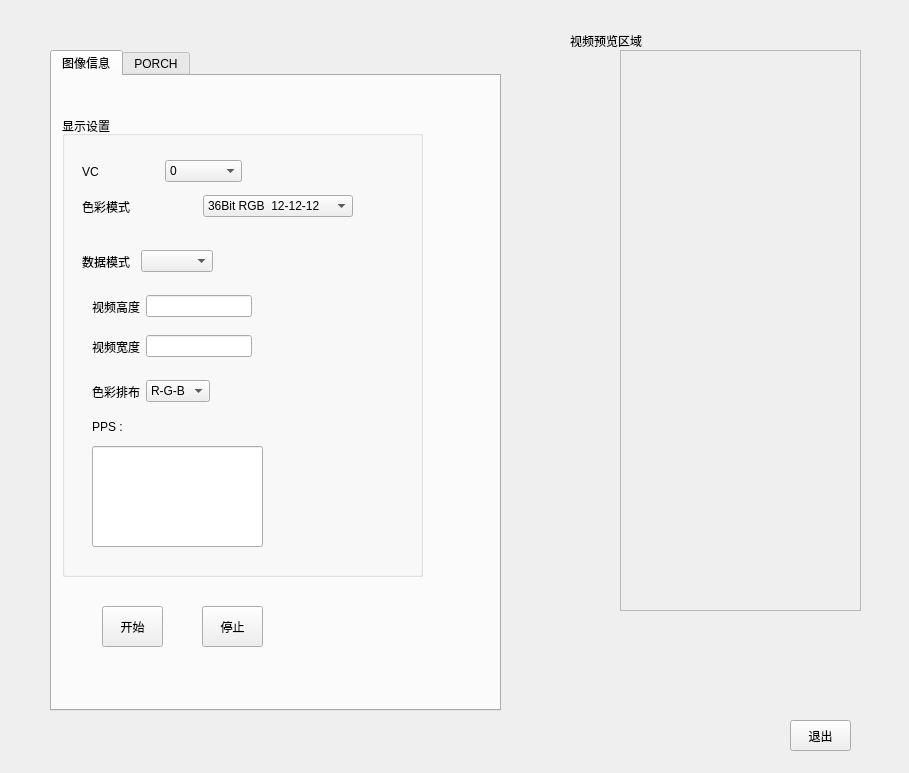
Old version of the form resource/videodisplay.ui in the repository gaolihu/CyFx3Kit.
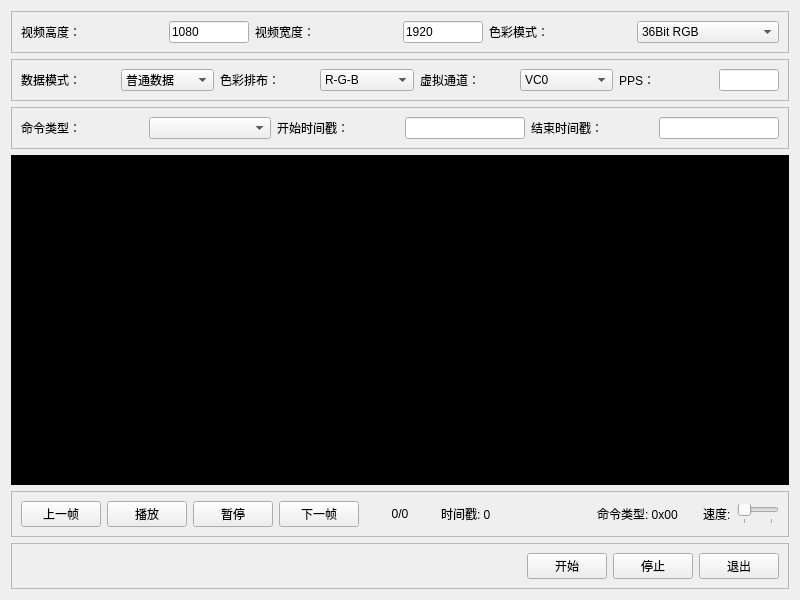
New version of the form. The open tabs and pages were chosen to show the change. Icons and pictures are not drawn.

Diff of the .ui file:
```diff
--- a/resource/videodisplay.ui
+++ b/resource/videodisplay.ui
@@ -6,240 +6,148 @@
    <rect>
     <x>0</x>
     <y>0</y>
-    <width>909</width>
-    <height>773</height>
+    <width>800</width>
+    <height>600</height>
    </rect>
   </property>
   <property name="windowTitle">
    <string>Form</string>
   </property>
-  <widget class="QTabWidget" name="tabWidget">
-   <property name="geometry">
-    <rect>
-     <x>50</x>
-     <y>50</y>
-     <width>451</width>
-     <height>661</height>
-    </rect>
-   </property>
-   <property name="currentIndex">
-    <number>1</number>
-   </property>
-   <widget class="QWidget" name="tab">
-    <attribute name="title">
-     <string>图像信息</string>
-    </attribute>
-    <widget class="QGroupBox" name="groupBox">
-     <property name="geometry">
-      <rect>
-       <x>10</x>
-       <y>40</y>
-       <width>361</width>
-       <height>461</height>
-      </rect>
-     </property>
-     <property name="title">
-      <string>显示设置</string>
-     </property>
-     <widget class="QWidget" name="horizontalLayoutWidget">
-      <property name="geometry">
-       <rect>
-        <x>20</x>
-        <y>40</y>
-        <width>160</width>
-        <height>31</height>
-       </rect>
+  <layout class="QVBoxLayout" name="verticalLayout">
+   <item>
+    <widget class="QFrame" name="frameTop">
+     <property name="frameShape">
+      <enum>QFrame::StyledPanel</enum>
+     </property>
+     <property name="frameShadow">
+      <enum>QFrame::Raised</enum>
       </property>
       <layout class="QHBoxLayout" name="horizontalLayout">
        <item>
         <widget class="QLabel" name="label">
          <property name="text">
-          <string>VC</string>
+         <string>视频高度：</string>
          </property>
         </widget>
        </item>
        <item>
-        <widget class="QComboBox" name="comboBox">
-         <item>
-          <property name="text">
-           <string>0</string>
-          </property>
-         </item>
-         <item>
-          <property name="text">
-           <string>1</string>
-          </property>
-         </item>
-         <item>
+       <widget class="QLineEdit" name="lineEdit">
+        <property name="sizePolicy">
+         <sizepolicy hsizetype="Preferred" vsizetype="Fixed">
+          <horstretch>0</horstretch>
+          <verstretch>0</verstretch>
+         </sizepolicy>
+        </property>
+        <property name="maximumSize">
+         <size>
+          <width>80</width>
+          <height>16777215</height>
+         </size>
+        </property>
           <property name="text">
-           <string>2</string>
-          </property>
-         </item>
-         <item>
-          <property name="text">
-           <string>3</string>
-          </property>
-         </item>
-        </widget>
-       </item>
-      </layout>
-     </widget>
-     <widget class="QWidget" name="horizontalLayoutWidget_2">
-      <property name="geometry">
-       <rect>
-        <x>20</x>
-        <y>70</y>
-        <width>271</width>
-        <height>41</height>
-       </rect>
-      </property>
-      <layout class="QHBoxLayout" name="horizontalLayout_2">
+         <string>1080</string>
+        </property>
+       </widget>
+      </item>
        <item>
         <widget class="QLabel" name="label_2">
          <property name="text">
-          <string>色彩模式</string>
+         <string>视频宽度：</string>
          </property>
         </widget>
        </item>
        <item>
-        <spacer name="horizontalSpacer">
-         <property name="orientation">
-          <enum>Qt::Horizontal</enum>
-         </property>
-         <property name="sizeHint" stdset="0">
+       <widget class="QLineEdit" name="lineEdit_2">
+        <property name="sizePolicy">
+         <sizepolicy hsizetype="Preferred" vsizetype="Fixed">
+          <horstretch>0</horstretch>
+          <verstretch>0</verstretch>
+         </sizepolicy>
+        </property>
+        <property name="maximumSize">
           <size>
-           <width>40</width>
-           <height>20</height>
-          </size>
-         </property>
-        </spacer>
-       </item>
-       <item>
-        <widget class="QComboBox" name="comboBox_2">
-         <item>
+          <width>80</width>
+          <height>16777215</height>
+         </size>
+        </property>
           <property name="text">
-           <string>36Bit RGB  12-12-12</string>
-          </property>
-         </item>
-         <item>
-          <property name="text">
-           <string>30Bit RGB  10-10-10</string>
-          </property>
-         </item>
-         <item>
-          <property name="text">
-           <string>24Bit RGB  8-8-8</string>
-          </property>
-         </item>
-         <item>
-          <property name="text">
-           <string>18Bit RGB  6-6-6</string>
-          </property>
-         </item>
-         <item>
-          <property name="text">
-           <string>16Bit RGB  5-8-5</string>
-          </property>
-         </item>
-         <item>
-          <property name="text">
-           <string>DSC Commond mode</string>
-          </property>
-         </item>
-         <item>
-          <property name="text">
-           <string>DSC Video mode</string>
-          </property>
-         </item>
-         <item>
-          <property name="text">
-           <string>RGBG</string>
-          </property>
-         </item>
-        </widget>
-       </item>
-      </layout>
-     </widget>
-     <widget class="QWidget" name="horizontalLayoutWidget_3">
-      <property name="geometry">
-       <rect>
-        <x>20</x>
-        <y>120</y>
-        <width>131</width>
-        <height>51</height>
-       </rect>
-      </property>
-      <layout class="QHBoxLayout" name="horizontalLayout_3">
+         <string>1920</string>
+        </property>
+       </widget>
+      </item>
        <item>
         <widget class="QLabel" name="label_3">
          <property name="text">
-          <string>数据模式</string>
+         <string>色彩模式：</string>
          </property>
         </widget>
        </item>
        <item>
-        <widget class="QComboBox" name="comboBox_3"/>
-       </item>
-      </layout>
-     </widget>
-     <widget class="QWidget" name="horizontalLayoutWidget_4">
-      <property name="geometry">
-       <rect>
-        <x>30</x>
-        <y>170</y>
-        <width>160</width>
-        <height>41</height>
-       </rect>
-      </property>
-      <layout class="QHBoxLayout" name="horizontalLayout_4">
+       <widget class="QComboBox" name="comboBox_2">
+        <item>
+         <property name="text">
+          <string>36Bit RGB</string>
+         </property>
+        </item>
+        <item>
+         <property name="text">
+          <string>30Bit RGB</string>
+         </property>
+        </item>
        <item>
-        <widget class="QLabel" name="label_6">
          <property name="text">
-          <string>视频高度</string>
+          <string>24Bit RGB</string>
          </property>
-        </widget>
        </item>
        <item>
-        <widget class="QLineEdit" name="lineEdit"/>
-       </item>
-      </layout>
-     </widget>
-     <widget class="QWidget" name="horizontalLayoutWidget_5">
-      <property name="geometry">
-       <rect>
-        <x>30</x>
-        <y>210</y>
-        <width>160</width>
-        <height>41</height>
-       </rect>
-      </property>
-      <layout class="QHBoxLayout" name="horizontalLayout_5">
+         <property name="text">
+          <string>18Bit RGB</string>
+         </property>
+        </item>
+        <item>
+         <property name="text">
+          <string>16Bit RGB</string>
+         </property>
+        </item>
+       </widget>
+      </item>
+     </layout>
+    </widget>
+   </item>
+   <item>
+    <widget class="QFrame" name="frameMiddle">
+     <property name="frameShape">
+      <enum>QFrame::StyledPanel</enum>
+     </property>
+     <property name="frameShadow">
+      <enum>QFrame::Raised</enum>
+     </property>
+     <layout class="QHBoxLayout" name="horizontalLayout_2">
        <item>
-        <widget class="QLabel" name="label_7">
+       <widget class="QLabel" name="label_4">
          <property name="text">
-          <string>视频宽度</string>
+         <string>数据模式：</string>
          </property>
         </widget>
        </item>
        <item>
-        <widget class="QLineEdit" name="lineEdit_2"/>
-       </item>
-      </layout>
-     </widget>
-     <widget class="QWidget" name="horizontalLayoutWidget_6">
-      <property name="geometry">
-       <rect>
-        <x>30</x>
-        <y>260</y>
-        <width>160</width>
-        <height>31</height>
-       </rect>
-      </property>
-      <layout class="QHBoxLayout" name="horizontalLayout_6">
+       <widget class="QComboBox" name="comboBox_3">
+        <item>
+         <property name="text">
+          <string>普通数据</string>
+         </property>
+        </item>
+        <item>
+         <property name="text">
+          <string>复制数据</string>
+         </property>
+        </item>
+       </widget>
+      </item>
        <item>
         <widget class="QLabel" name="label_5">
          <property name="text">
-          <string>色彩排布</string>
+         <string>色彩排布：</string>
          </property>
         </widget>
        </item>
@@ -278,113 +186,305 @@
         </widget>
        </item>
        <item>
-        <widget class="QLabel" name="label_4">
+       <widget class="QLabel" name="label_6">
          <property name="text">
-          <string/>
+         <string>虚拟通道：</string>
          </property>
         </widget>
        </item>
-      </layout>
-     </widget>
+      <item>
+       <widget class="QComboBox" name="comboBox">
+        <item>
+         <property name="text">
+          <string>VC0</string>
+         </property>
+        </item>
+        <item>
+         <property name="text">
+          <string>VC1</string>
+         </property>
+        </item>
+        <item>
+         <property name="text">
+          <string>VC2</string>
+         </property>
+        </item>
+        <item>
+         <property name="text">
+          <string>VC3</string>
+         </property>
+        </item>
+       </widget>
+      </item>
+      <item>
+       <widget class="QLabel" name="label_7">
+        <property name="text">
+         <string>PPS：</string>
+        </property>
+       </widget>
+      </item>
+      <item>
      <widget class="QLineEdit" name="lineEdit_3">
-      <property name="geometry">
-       <rect>
-        <x>30</x>
-        <y>330</y>
-        <width>171</width>
-        <height>101</height>
-       </rect>
-      </property>
-     </widget>
+        <property name="maximumSize">
+         <size>
+          <width>60</width>
+          <height>16777215</height>
+         </size>
+        </property>
+        <property name="alignment">
+         <set>Qt::AlignCenter</set>
+        </property>
+        <property name="readOnly">
+         <bool>true</bool>
+        </property>
+       </widget>
+      </item>
+     </layout>
+    </widget>
+   </item>
+   <item>
+    <widget class="QFrame" name="frameFilter">
+     <property name="frameShape">
+      <enum>QFrame::StyledPanel</enum>
+     </property>
+     <property name="frameShadow">
+      <enum>QFrame::Raised</enum>
+     </property>
+     <layout class="QHBoxLayout" name="horizontalLayout_3">
+      <item>
      <widget class="QLabel" name="label_8">
-      <property name="geometry">
-       <rect>
-        <x>30</x>
-        <y>300</y>
-        <width>41</width>
-        <height>21</height>
-       </rect>
-      </property>
+        <property name="text">
+         <string>命令类型：</string>
+        </property>
+       </widget>
+      </item>
+      <item>
+       <widget class="QComboBox" name="cmbCommandType"/>
+      </item>
+      <item>
+       <widget class="QLabel" name="label_9">
       <property name="text">
-       <string>PPS :</string>
-      </property>
-     </widget>
-    </widget>
+         <string>开始时间戳：</string>
+        </property>
+       </widget>
+      </item>
+      <item>
+       <widget class="QLineEdit" name="txtStartTime">
+        <property name="maximumSize">
+         <size>
+          <width>120</width>
+          <height>16777215</height>
+         </size>
+        </property>
+       </widget>
+      </item>
+      <item>
+       <widget class="QLabel" name="label_10">
+        <property name="text">
+         <string>结束时间戳：</string>
+        </property>
+       </widget>
+      </item>
+      <item>
+       <widget class="QLineEdit" name="txtEndTime">
+        <property name="maximumSize">
+         <size>
+          <width>120</width>
+          <height>16777215</height>
+         </size>
+        </property>
+       </widget>
+      </item>
+     </layout>
+    </widget>
+   </item>
+   <item>
+    <widget class="QFrame" name="frame">
+     <property name="sizePolicy">
+      <sizepolicy hsizetype="Preferred" vsizetype="Expanding">
+       <horstretch>0</horstretch>
+       <verstretch>0</verstretch>
+      </sizepolicy>
+     </property>
+     <property name="styleSheet">
+      <string notr="true">background-color: rgb(0, 0, 0);</string>
+     </property>
+     <property name="frameShape">
+      <enum>QFrame::StyledPanel</enum>
+     </property>
+     <property name="frameShadow">
+      <enum>QFrame::Raised</enum>
+     </property>
+    </widget>
+   </item>
+   <item>
+    <widget class="QFrame" name="framePlayback">
+     <property name="frameShape">
+      <enum>QFrame::StyledPanel</enum>
+     </property>
+     <property name="frameShadow">
+      <enum>QFrame::Raised</enum>
+     </property>
+     <layout class="QHBoxLayout" name="horizontalLayout_4">
+      <item>
+       <widget class="QPushButton" name="btnPrevFrame">
+        <property name="text">
+         <string>上一帧</string>
+        </property>
+        <property name="icon">
+         <iconset>
+          <normaloff>:/icons/prev.png</normaloff>:/icons/prev.png</iconset>
+        </property>
+       </widget>
+      </item>
+      <item>
+       <widget class="QPushButton" name="btnPlay">
+        <property name="text">
+         <string>播放</string>
+        </property>
+        <property name="icon">
+         <iconset>
+          <normaloff>:/icons/play.png</normaloff>:/icons/play.png</iconset>
+        </property>
+       </widget>
+      </item>
+      <item>
+       <widget class="QPushButton" name="btnPause">
+        <property name="text">
+         <string>暂停</string>
+        </property>
+        <property name="icon">
+         <iconset>
+          <normaloff>:/icons/pause.png</normaloff>:/icons/pause.png</iconset>
+        </property>
+       </widget>
+      </item>
+      <item>
+       <widget class="QPushButton" name="btnNextFrame">
+        <property name="text">
+         <string>下一帧</string>
+        </property>
+        <property name="icon">
+         <iconset>
+          <normaloff>:/icons/next.png</normaloff>:/icons/next.png</iconset>
+        </property>
+       </widget>
+      </item>
+      <item>
+       <widget class="QLabel" name="lblFrameCounter">
+        <property name="minimumSize">
+         <size>
+          <width>70</width>
+          <height>0</height>
+         </size>
+        </property>
+        <property name="text">
+         <string>0/0</string>
+        </property>
+        <property name="alignment">
+         <set>Qt::AlignCenter</set>
+        </property>
+       </widget>
+      </item>
+      <item>
+       <widget class="QLabel" name="lblTimestamp">
+        <property name="minimumSize">
+         <size>
+          <width>150</width>
+          <height>0</height>
+         </size>
+        </property>
+        <property name="text">
+         <string>时间戳: 0</string>
+        </property>
+       </widget>
+      </item>
+      <item>
+       <widget class="QLabel" name="lblCommandType">
+        <property name="minimumSize">
+         <size>
+          <width>100</width>
+          <height>0</height>
+         </size>
+        </property>
+        <property name="text">
+         <string>命令类型: 0x00</string>
+        </property>
+       </widget>
+      </item>
+      <item>
+       <widget class="QLabel" name="label_11">
+        <property name="text">
+         <string>速度:</string>
+        </property>
+       </widget>
+      </item>
+      <item>
+       <widget class="QSlider" name="sliderSpeed">
+        <property name="minimum">
+         <number>1</number>
+        </property>
+        <property name="maximum">
+         <number>10</number>
+        </property>
+        <property name="orientation">
+         <enum>Qt::Horizontal</enum>
+        </property>
+        <property name="tickPosition">
+         <enum>QSlider::TicksBelow</enum>
+        </property>
+       </widget>
+      </item>
+     </layout>
+    </widget>
+   </item>
+   <item>
+    <widget class="QFrame" name="frameActions">
+     <property name="frameShape">
+      <enum>QFrame::StyledPanel</enum>
+     </property>
+     <property name="frameShadow">
+      <enum>QFrame::Raised</enum>
+     </property>
+     <layout class="QHBoxLayout" name="horizontalLayout_5">
+      <item>
+       <spacer name="horizontalSpacer">
+        <property name="orientation">
+         <enum>Qt::Horizontal</enum>
+        </property>
+        <property name="sizeHint" stdset="0">
+         <size>
+          <width>434</width>
+          <height>20</height>
+         </size>
+        </property>
+       </spacer>
+      </item>
+      <item>
     <widget class="QPushButton" name="pushButton_2">
-     <property name="geometry">
-      <rect>
-       <x>50</x>
-       <y>530</y>
-       <width>61</width>
-       <height>41</height>
-      </rect>
-     </property>
      <property name="text">
       <string>开始</string>
      </property>
     </widget>
+      </item>
+      <item>
     <widget class="QPushButton" name="pushButton_3">
-     <property name="geometry">
-      <rect>
-       <x>150</x>
-       <y>530</y>
-       <width>61</width>
-       <height>41</height>
-      </rect>
-     </property>
      <property name="text">
       <string>停止</string>
      </property>
     </widget>
-   </widget>
-   <widget class="QWidget" name="tab_2">
-    <attribute name="title">
-     <string>PORCH</string>
-    </attribute>
-   </widget>
-  </widget>
+      </item>
+      <item>
   <widget class="QPushButton" name="pushButton">
-   <property name="geometry">
-    <rect>
-     <x>790</x>
-     <y>720</y>
-     <width>61</width>
-     <height>31</height>
-    </rect>
-   </property>
    <property name="text">
     <string>退出</string>
    </property>
   </widget>
-  <widget class="QFrame" name="frame">
-   <property name="geometry">
-    <rect>
-     <x>620</x>
-     <y>50</y>
-     <width>241</width>
-     <height>561</height>
-    </rect>
-   </property>
-   <property name="frameShape">
-    <enum>QFrame::StyledPanel</enum>
-   </property>
-   <property name="frameShadow">
-    <enum>QFrame::Raised</enum>
-   </property>
-  </widget>
-  <widget class="QLabel" name="label_9">
-   <property name="geometry">
-    <rect>
-     <x>570</x>
-     <y>30</y>
-     <width>91</width>
-     <height>21</height>
-    </rect>
-   </property>
-   <property name="text">
-    <string>视频预览区域</string>
-   </property>
-  </widget>
+      </item>
+     </layout>
+    </widget>
+   </item>
+  </layout>
  </widget>
  <resources/>
  <connections/>
```
Left out of the diff: 2 changed lines with no effect on the pictures. Lines whose indentation alone changed are shown as unchanged.
